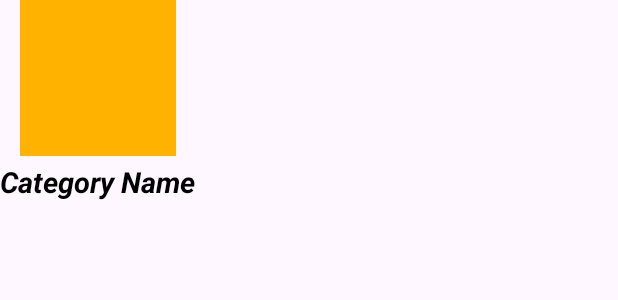
After one commit to RubenNeo/Practica, an Android app: the layout category_food.xml on its own in the app's theme, with its tools: preview values and no code run, on a phone screen of 412 x 824 dp. The commit adds this screen. Shown: the top 300 px of the screen. Run offline under Robolectric (Android 15) with nearby library versions, the phone set to English and light mode, and no system bars.

Commit message:
I have already implemented the adapter in the recycler view, the Sharedprefence is missing for each meal and it appears on its respective screen

```diff
--- /dev/null
+++ b/app/src/main/java/com/example/practice/ApiServiceMeal/CategoryList.kt
@@ -0,0 +1,5 @@
+package com.example.practice.ApiServiceMeal
+
+data class CategoryList(
+    val categories: List<Category>
+)
--- /dev/null
+++ b/app/src/main/java/com/example/practice/ApiServiceMeal/FoodByCategories.kt
@@ -0,0 +1,5 @@
+package com.example.practice.ApiServiceMeal
+
+data class FoodByCategories(
+    val meals: List<CategoryFood>
+)
--- /dev/null
+++ b/app/src/main/res/layout/category_food.xml
@@ -0,0 +1,34 @@
+<?xml version="1.0" encoding="utf-8"?>
+<androidx.constraintlayout.widget.ConstraintLayout xmlns:android="http://schemas.android.com/apk/res/android"
+    xmlns:tools="http://schemas.android.com/tools"
+    android:layout_width="wrap_content"
+    android:layout_height="wrap_content"
+    xmlns:app="http://schemas.android.com/apk/res-auto">
+
+    <ImageView
+        android:id="@+id/iv_Category"
+        android:layout_width="@dimen/_80sdp"
+        android:layout_height="@dimen/_80sdp"
+        app:layout_constraintStart_toStartOf="parent"
+        tools:ignore="MissingConstraints"
+        app:layout_constraintTop_toTopOf="parent"
+        app:layout_constraintEnd_toEndOf="parent"
+        android:scaleType="fitCenter"
+        android:src="#FFB300"/>
+
+    <TextView
+        android:id="@+id/tv_Categories"
+        android:layout_width="wrap_content"
+        android:layout_height="wrap_content"
+        tools:ignore="MissingConstraints"
+        app:layout_constraintTop_toBottomOf="@+id/iv_Category"
+        app:layout_constraintStart_toStartOf="parent"
+        app:layout_constraintEnd_toEndOf="parent"
+        android:textSize="@dimen/_15ssp"
+        android:text="Category Name"
+        android:textColor="@color/black"
+        android:textStyle="bold|italic"
+        android:layout_marginTop="@dimen/_3sdp"/>
+
+
+</androidx.constraintlayout.widget.ConstraintLayout>
```
Also changed, not shown: app/src/main/java/com/example/practice/Adapter/CategoriesAdapter.kt (added, +40 -0 lines), app/src/main/java/com/example/practice/ApiServiceMeal/Category.kt (added, +8 -0 lines), app/src/main/java/com/example/practice/ApiServiceMeal/FoodByCategoriesList.kt (added, +7 -0 lines), app/src/main/java/com/example/practice/Retrofit/FoodApiService.kt (+13 -6 lines), app/src/main/java/com/example/practice/activities/Details_Food_activity.kt (+23 -7 lines), app/src/main/java/com/example/practice/fragments/Favorite_fragment.kt (+2 -36 lines), app/src/main/java/com/example/practice/fragments/home_fragment.kt (+54 -22 lines), app/src/main/res/layout/fragment_home_fragment.xml (+7 -44 lines).
